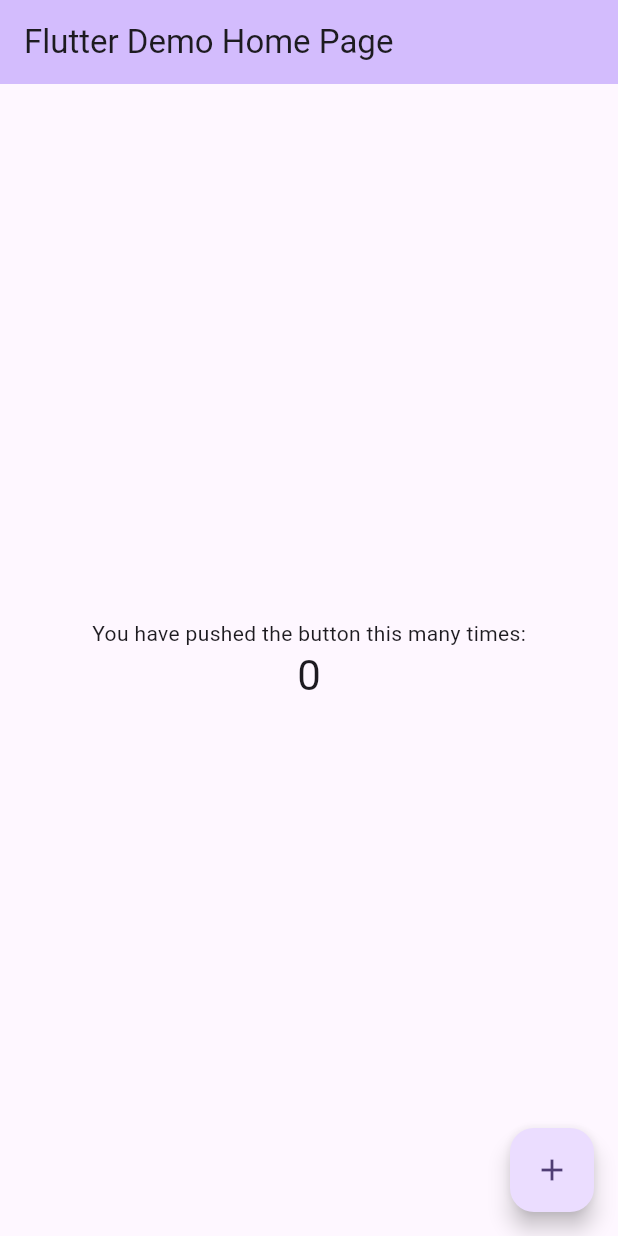
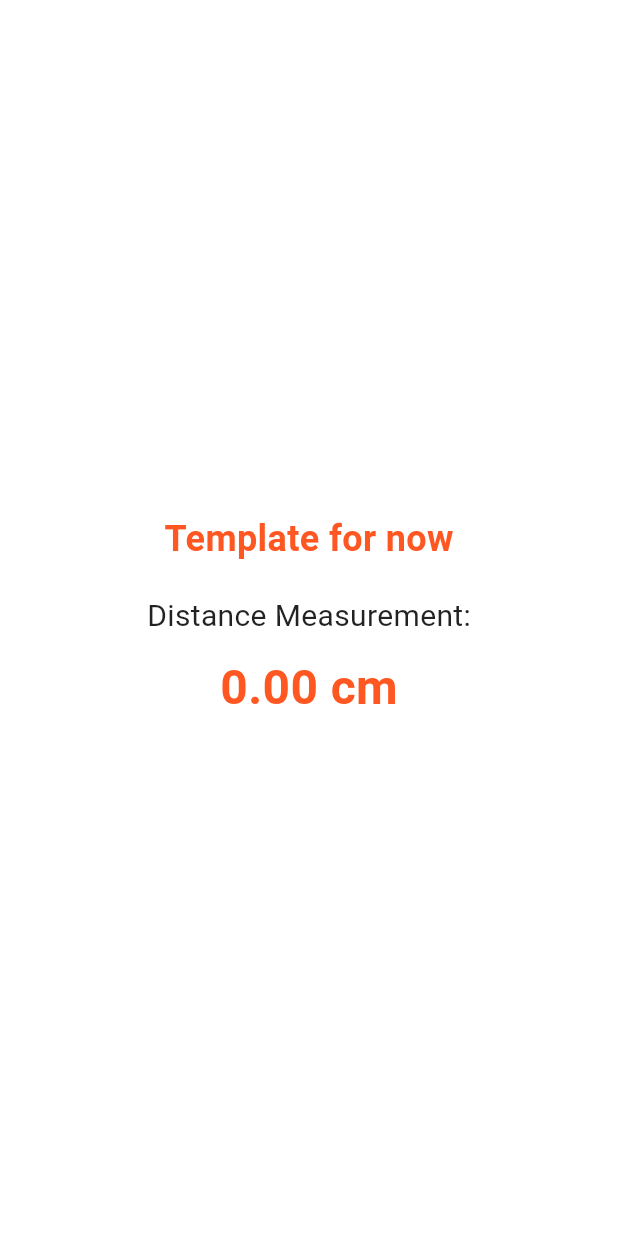
Before and after one commit to Juanico743/Flood-Monitoring-2, a Flutter app: the screen it shows after launch, on a phone screen of 412 x 824 dp. Run offline on Flutter 3.47's test engine with Material 3 defaults, Android fonts, the light colour scheme and no system bars.

Commit message:
110725: First Update

```diff
--- a/Flutter/floodmonitoring/lib/main.dart
+++ b/Flutter/floodmonitoring/lib/main.dart
@@ -1,122 +1,40 @@
 import 'package:flutter/material.dart';
+import 'package:flutter/services.dart';
+import 'pages/dashboard.dart';
 
-void main() {
+void main() async {
+  WidgetsFlutterBinding.ensureInitialized();
+
+  // Keep the app in immersive mode
+  SystemChrome.setEnabledSystemUIMode(SystemUiMode.immersiveSticky);
+
+  // Lock orientation to portrait
+  await SystemChrome.setPreferredOrientations([
+    DeviceOrientation.portraitUp,
+    DeviceOrientation.portraitDown,
+  ]);
+
+  // Initialize your connection here
+  // Example: await initializeSensorConnection();
+
   runApp(const MyApp());
 }
 
 class MyApp extends StatelessWidget {
   const MyApp({super.key});
 
-  // This widget is the root of your application.
   @override
   Widget build(BuildContext context) {
     return MaterialApp(
-      title: 'Flutter Demo',
+      title: 'Water Level Monitoring',
       theme: ThemeData(
-        // This is the theme of your application.
-        //
-        // TRY THIS: Try running your application with "flutter run". You'll see
-        // the application has a purple toolbar. Then, without quitting the app,
-        // try changing the seedColor in the colorScheme below to Colors.green
-        // and then invoke "hot reload" (save your changes or press the "hot
-        // reload" button in a Flutter-supported IDE, or press "r" if you used
-        // the command line to start the app).
-        //
-        // Notice that the counter didn't reset back to zero; the application
-        // state is not lost during the reload. To reset the state, use hot
-        // restart instead.
-        //
-        // This works for code too, not just values: Most code changes can be
-        // tested with just a hot reload.
         colorScheme: ColorScheme.fromSeed(seedColor: Colors.deepPurple),
       ),
-      home: const MyHomePage(title: 'Flutter Demo Home Page'),
+      home: const Dashboard(),
+      routes: {
+        '/dashboard': (context) => const Dashboard(),
+        // Add more pages later if needed
+      },
     );
   }
 }
-
-class MyHomePage extends StatefulWidget {
-  const MyHomePage({super.key, required this.title});
-
-  // This widget is the home page of your application. It is stateful, meaning
-  // that it has a State object (defined below) that contains fields that affect
-  // how it looks.
-
-  // This class is the configuration for the state. It holds the values (in this
-  // case the title) provided by the parent (in this case the App widget) and
-  // used by the build method of the State. Fields in a Widget subclass are
-  // always marked "final".
-
-  final String title;
-
-  @override
-  State<MyHomePage> createState() => _MyHomePageState();
-}
-
-class _MyHomePageState extends State<MyHomePage> {
-  int _counter = 0;
-
-  void _incrementCounter() {
-    setState(() {
-      // This call to setState tells the Flutter framework that something has
-      // changed in this State, which causes it to rerun the build method below
-      // so that the display can reflect the updated values. If we changed
-      // _counter without calling setState(), then the build method would not be
-      // called again, and so nothing would appear to happen.
-      _counter++;
-    });
-  }
-
-  @override
-  Widget build(BuildContext context) {
-    // This method is rerun every time setState is called, for instance as done
-    // by the _incrementCounter method above.
-    //
-    // The Flutter framework has been optimized to make rerunning build methods
-    // fast, so that you can just rebuild anything that needs updating rather
-    // than having to individually change instances of widgets.
-    return Scaffold(
-      appBar: AppBar(
-        // TRY THIS: Try changing the color here to a specific color (to
-        // Colors.amber, perhaps?) and trigger a hot reload to see the AppBar
-        // change color while the other colors stay the same.
-        backgroundColor: Theme.of(context).colorScheme.inversePrimary,
-        // Here we take the value from the MyHomePage object that was created by
-        // the App.build method, and use it to set our appbar title.
-        title: Text(widget.title),
-      ),
-      body: Center(
-        // Center is a layout widget. It takes a single child and positions it
-        // in the middle of the parent.
-        child: Column(
-          // Column is also a layout widget. It takes a list of children and
-          // arranges them vertically. By default, it sizes itself to fit its
-          // children horizontally, and tries to be as tall as its parent.
-          //
-          // Column has various properties to control how it sizes itself and
-          // how it positions its children. Here we use mainAxisAlignment to
-          // center the children vertically; the main axis here is the vertical
-          // axis because Columns are vertical (the cross axis would be
-          // horizontal).
-          //
-          // TRY THIS: Invoke "debug painting" (choose the "Toggle Debug Paint"
-          // action in the IDE, or press "p" in the console), to see the
-          // wireframe for each widget.
-          mainAxisAlignment: MainAxisAlignment.center,
-          children: <Widget>[
-            const Text('You have pushed the button this many times:'),
-            Text(
-              '$_counter',
-              style: Theme.of(context).textTheme.headlineMedium,
-            ),
-          ],
-        ),
-      ),
-      floatingActionButton: FloatingActionButton(
-        onPressed: _incrementCounter,
-        tooltip: 'Increment',
-        child: const Icon(Icons.add),
-      ), // This trailing comma makes auto-formatting nicer for build methods.
-    );
-  }
-}
--- /dev/null
+++ b/Flutter/floodmonitoring/lib/pages/dashboard.dart
@@ -0,0 +1,57 @@
+import 'package:flutter/material.dart';
+
+class Dashboard extends StatefulWidget {
+  const Dashboard({super.key});
+
+  @override
+  State<Dashboard> createState() => _DashboardState();
+}
+
+class _DashboardState extends State<Dashboard> {
+  double distance = 0.0; // Placeholder for sensor data
+
+  @override
+  Widget build(BuildContext context) {
+    return Scaffold(
+      backgroundColor: Colors.white, // White background
+      body: Center(
+        child: Column(
+          mainAxisAlignment: MainAxisAlignment.center,
+          children: [
+            // Template Label
+            const Text(
+              'Template for now',
+              style: TextStyle(
+                fontSize: 24,
+                fontWeight: FontWeight.bold,
+                color: Colors.deepOrange,
+              ),
+            ),
+            const SizedBox(height: 20),
+            // Distance Measurement
+            Column(
+              children: [
+                const Text(
+                  'Distance Measurement:',
+                  style: TextStyle(
+                    fontSize: 20,
+                    color: Colors.black87,
+                  ),
+                ),
+                const SizedBox(height: 10),
+                Text(
+                  '${distance.toStringAsFixed(2)} cm',
+                  style: const TextStyle(
+                    fontSize: 32,
+                    fontWeight: FontWeight.bold,
+                    color: Colors.deepOrange,
+                  ),
+                ),
+              ],
+            ),
+          ],
+        ),
+      ),
+    );
+  }
+}
--- /dev/null
+++ b/Flutter/floodmonitoring/lib/services/global.dart
@@ -0,0 +1,2 @@
+
+String serverUri = "http://192.168.1.8:8000";
```
